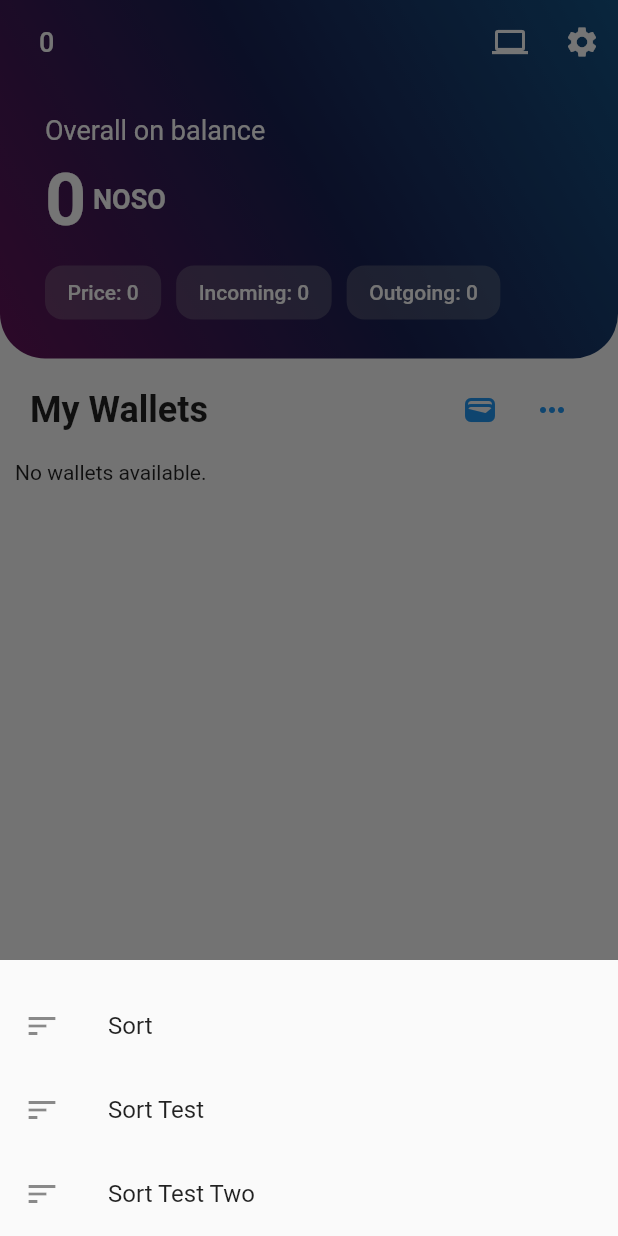
After one commit to pasichDev/nososova, a Flutter app: the screen it shows after launch, after a tap on the "keyboard control" icon, on a phone screen of 412 x 824 dp. The commit adds this screen. Run offline on Flutter 3.47's test engine with Material 2 defaults, Android fonts, the phone set to English and light mode, and no system bars; our stand-ins replace convert, drift, permission_handler, qr_flutter; missing offline and left inert: pointycastle, qr_code_scanner; accounts and stored records are empty; generated files the repository leaves out were written again.

Commit message:
clear code

```diff
--- a/lib/home_page.dart
+++ b/lib/home_page.dart
@@ -1,9 +1,9 @@
 import 'package:flutter/material.dart';
 import 'package:nososova/pages/components/block_state.dart';
-import 'package:nososova/pages/home/sub_home_page.dart';
 import 'package:nososova/pages/home_page_view_model.dart';
 import 'package:nososova/pages/node/node_page.dart';
 import 'package:nososova/pages/payments/payments_page.dart';
+import 'package:nososova/pages/wallets/wallets_page.dart';
 import 'package:provider/provider.dart';
 
 class HomePage extends StatefulWidget {
@@ -16,7 +16,7 @@
 class HomePageState extends State<HomePage> {
   int _selectedIndex = 0;
   final List<Widget> _pages = [
-     SubHomePage(),
+    WalletsPage(),
     const PaymentsPage(),
     const NodePage()
   ];
--- a/lib/pages/home/screens/card_header.dart
+++ b/lib/pages/wallets/screens/card_header.dart
@@ -1,6 +1,6 @@
 import 'package:flutter/material.dart';
-import 'package:nososova/pages/home/screens/header_info.dart';
 import 'package:nososova/pages/home_page_view_model.dart';
+import 'package:nososova/pages/wallets/screens/header_info.dart';
 import 'package:provider/provider.dart';
 
 class CardHeader extends StatelessWidget {
--- /dev/null
+++ b/lib/pages/wallets/screens/dialogs/dialog_more.dart
@@ -0,0 +1,23 @@
+import 'package:flutter/material.dart';
+import 'package:nososova/pages/components/item_dialog.dart';
+
+class DialogMore extends StatelessWidget {
+
+  const DialogMore({Key? key}) : super(key: key);
+
+  @override
+  Widget build(BuildContext context) {
+    return Column(mainAxisSize: MainAxisSize.min, children: [
+
+      const SizedBox(height: 16),
+      ListView(
+        shrinkWrap: true,
+        children: [
+          buildListItem(Icons.sort, 'Sort', () {}),
+          buildListItem(Icons.sort, 'Sort Test', () {}),
+          buildListItem(Icons.sort, 'Sort Test Two', () {}),
+        ],
+      ),
+    ]);
+  }
+}
--- a/lib/pages/home/screens/list_wallets.dart
+++ b/lib/pages/wallets/screens/list_wallets.dart
@@ -1,7 +1,7 @@
 import 'package:flutter/material.dart';
 import 'package:nososova/database/database.dart';
-import 'package:nososova/pages/home/screens/dialogs/dialog_wallet_info.dart';
-import 'package:nososova/pages/home/screens/item_wallet_tile.dart';
+import 'package:nososova/pages/wallets/screens/dialogs/dialog_wallet_info.dart';
+import 'package:nososova/pages/wallets/screens/item_wallet_tile.dart';
 
 class ListWallets extends StatelessWidget {
   ListWallets({super.key});
--- /dev/null
+++ b/lib/pages/wallets/wallets_page.dart
@@ -0,0 +1,91 @@
+import 'package:flutter/material.dart';
+import 'package:nososova/database/database.dart';
+import 'package:nososova/pages/home_page_view_model.dart';
+import 'package:nososova/pages/wallets/screens/card_header.dart';
+import 'package:nososova/pages/wallets/screens/dialogs/dialog_add_wallet.dart';
+import 'package:nososova/pages/wallets/screens/dialogs/dialog_more.dart';
+import 'package:nososova/pages/wallets/screens/list_wallets.dart';
+import 'package:provider/provider.dart';
+
+class WalletsPage extends StatelessWidget {
+  WalletsPage({super.key});
+
+  MyDatabase database = MyDatabase();
+
+  @override
+  Widget build(BuildContext context) {
+    return Consumer<HomePageViewModel>(
+      builder: (context, homeViewModel, _) {
+        return Scaffold(
+          appBar: null,
+          body: Column(
+            mainAxisAlignment: MainAxisAlignment.start,
+            crossAxisAlignment: CrossAxisAlignment.start,
+            children: [
+              const CardHeader(),
+              Container(
+                  padding: const EdgeInsets.symmetric(
+                      horizontal: 20.0, vertical: 10.0),
+                  child: const HeaderMyWallets()),
+              ListWallets(),
+            ],
+          ),
+        );
+      },
+    );
+  }
+}
+
+class HeaderMyWallets extends StatelessWidget {
+  const HeaderMyWallets({super.key});
+
+  @override
+  Widget build(BuildContext context) {
+    return Row(
+      mainAxisAlignment: MainAxisAlignment.spaceBetween,
+      children: [
+        const Text(
+          'My Wallets',
+          style: TextStyle(
+            fontSize: 24.0,
+            fontWeight: FontWeight.bold,
+          ),
+        ),
+        Row(
+          children: [
+            IconButton(
+              icon: const Icon(Icons.wallet, color: Colors.blue),
+              onPressed: () {
+                _showBottomSheetAddMyWallets(context);
+              }
+            ),
+             IconButton(
+              icon: const Icon(Icons.more_horiz, color: Colors.blue),
+                onPressed: () {
+                  _showBottomSheetMoreMyWallets(context);
+                }
+            ),
+          ],
+        ),
+      ],
+    );
+  }
+}
+
+void _showBottomSheetAddMyWallets(BuildContext context) {
+  showModalBottomSheet(
+    context: context,
+    builder: (BuildContext context) {
+      return DialogAddWallet();
+    },
+  );
+}
+
+void _showBottomSheetMoreMyWallets(BuildContext context) {
+  showModalBottomSheet(
+    context: context,
+    builder: (BuildContext context) {
+      return const DialogMore();
+    },
+  );
+}
```
Also changed, not shown: lib/pages/home/sub_home_page.dart (deleted, +0 -70 lines), lib/pages/wallets/screens/dialogs/dialog_add_wallet.dart (renamed from lib/pages/home/screens/dialogs/dialog_add_wallet.dart), lib/pages/wallets/screens/dialogs/dialog_wallet_info.dart (renamed from lib/pages/home/screens/dialogs/dialog_wallet_info.dart), lib/pages/wallets/screens/header_info.dart (renamed from lib/pages/home/screens/header_info.dart), lib/pages/wallets/screens/item_wallet_tile.dart (renamed from lib/pages/home/screens/item_wallet_tile.dart).
